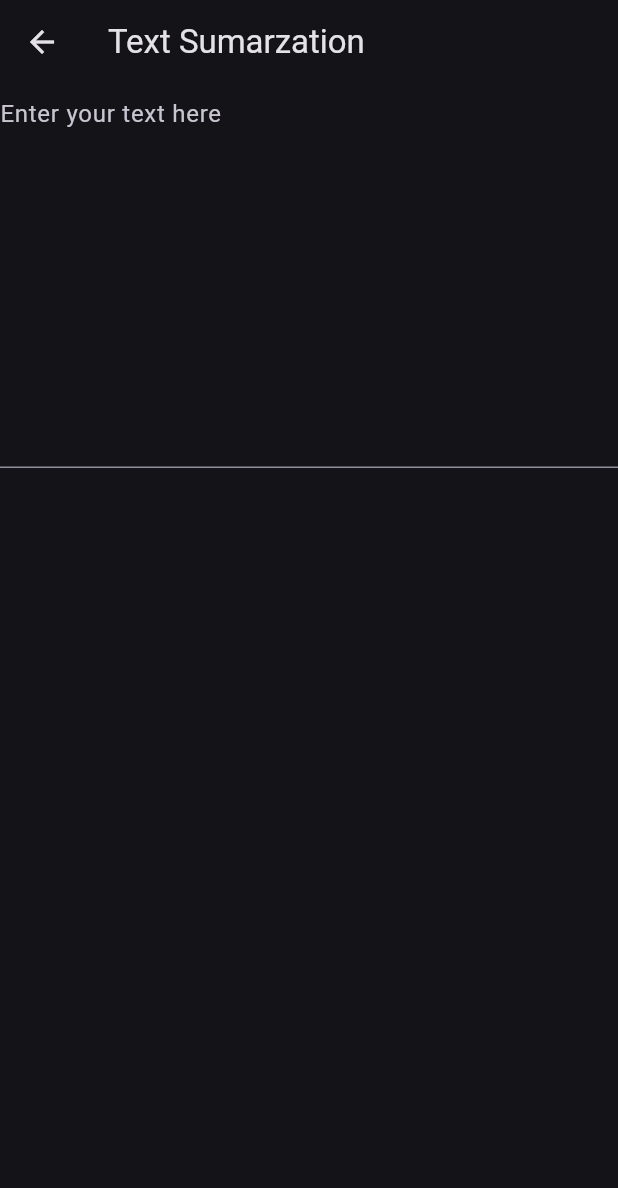
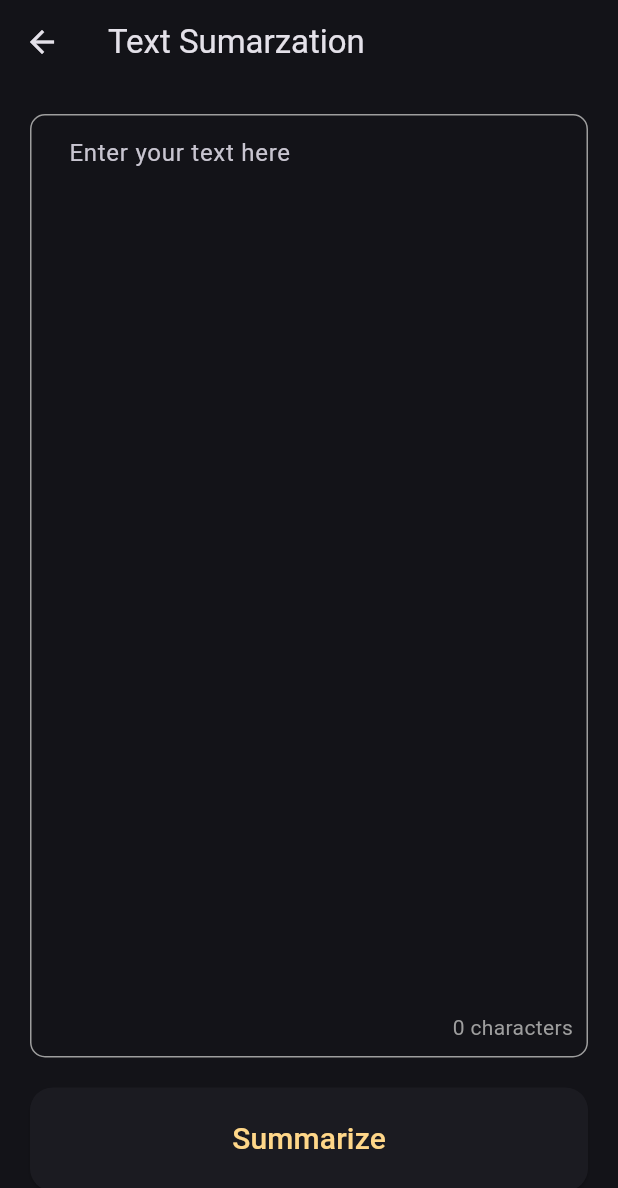
Before and after one commit to kai63001/SummarizeIt, a Flutter app: the TextSummaryPage screen opened directly, on a phone screen of 412 x 824 dp. Shown: the top 1188 px of the screen. Run offline on Flutter 3.47's test engine with Material 3 defaults, Android fonts, the light colour scheme and no system bars.

Commit message:
feat: update summary text

```diff
--- a/flutter/lib/page/text_summary_page.dart
+++ b/flutter/lib/page/text_summary_page.dart
@@ -8,19 +8,95 @@
 }
 
 class _TextSummaryPageState extends State<TextSummaryPage> {
+  final TextEditingController _controller = TextEditingController();
+  int _characterCount = 0;
+
+  @override
+  void initState() {
+    super.initState();
+    _controller.addListener(_updateCharacterCount);
+  }
+
+  @override
+  void dispose() {
+    _controller.removeListener(_updateCharacterCount);
+    _controller.dispose();
+    super.dispose();
+  }
+
+ void _updateCharacterCount() {
+    setState(() {
+      _characterCount = _controller.text.length;
+    });
+  }
+
   @override
   Widget build(BuildContext context) {
     return Scaffold(
       appBar: AppBar(
         title: const Text('Text Sumarzation'),
       ),
-      body: const Column(
+      body: Column(
         children: [
-// multi line text field
-          TextField(
-            maxLines: 10,
-            decoration: InputDecoration(
-              hintText: 'Enter your text here',
+          Expanded(
+            child: Padding(
+              padding: const EdgeInsets.all(20.0),
+              child: Stack(
+                children: [
+                  Container(
+                    //border
+                    decoration: BoxDecoration(
+                      borderRadius: BorderRadius.circular(10),
+                      border: Border.all(
+                        color: Colors.grey,
+                      ),
+                    ),
+                    child: Padding(
+                      padding: const EdgeInsets.symmetric(
+                          horizontal: 25.0, vertical: 5.0),
+                      child: TextField(
+                        controller: _controller,
+                        maxLines: 10000,
+                        decoration: const InputDecoration(
+                            hintText: 'Enter your text here',
+                            border: InputBorder.none),
+                      ),
+                    ),
+                  ),
+                  Positioned(
+                    right: 10,
+                    bottom: 10,
+                    child: Text(
+                      '$_characterCount characters',
+                      style: const TextStyle(color: Colors.grey),
+                    ),
+                  ),
+                ],
+              ),
+            ),
+          ),
+          // button
+          Padding(
+            padding:
+                const EdgeInsets.only(bottom: 30.0, left: 20.0, right: 20.0),
+            child: SizedBox(
+              width: double.infinity,
+              child: ElevatedButton(
+                style: ElevatedButton.styleFrom(
+                  padding: const EdgeInsets.symmetric(vertical: 20),
+                  shape: RoundedRectangleBorder(
+                    borderRadius:
+                        BorderRadius.circular(15), // Set the radius to 10
+                  ),
+                ),
+                onPressed: () {},
+                child: const Text(
+                  'Summarize',
+                  style: TextStyle(
+                    fontSize: 20,
+                  ),
+                ),
+              ),
             ),
           ),
         ],
--- a/flutter/pubspec.yaml
+++ b/flutter/pubspec.yaml
@@ -35,6 +35,7 @@
   # The following adds the Cupertino Icons font to your application.
   # Use with the CupertinoIcons class for iOS style icons.
   cupertino_icons: ^1.0.6
+  http: ^1.2.1
 
 dev_dependencies:
   flutter_test:
```
Also changed, not shown: flutter/lib/main.dart (+0 -31 lines), flutter/pubspec.lock, 2 other files.
